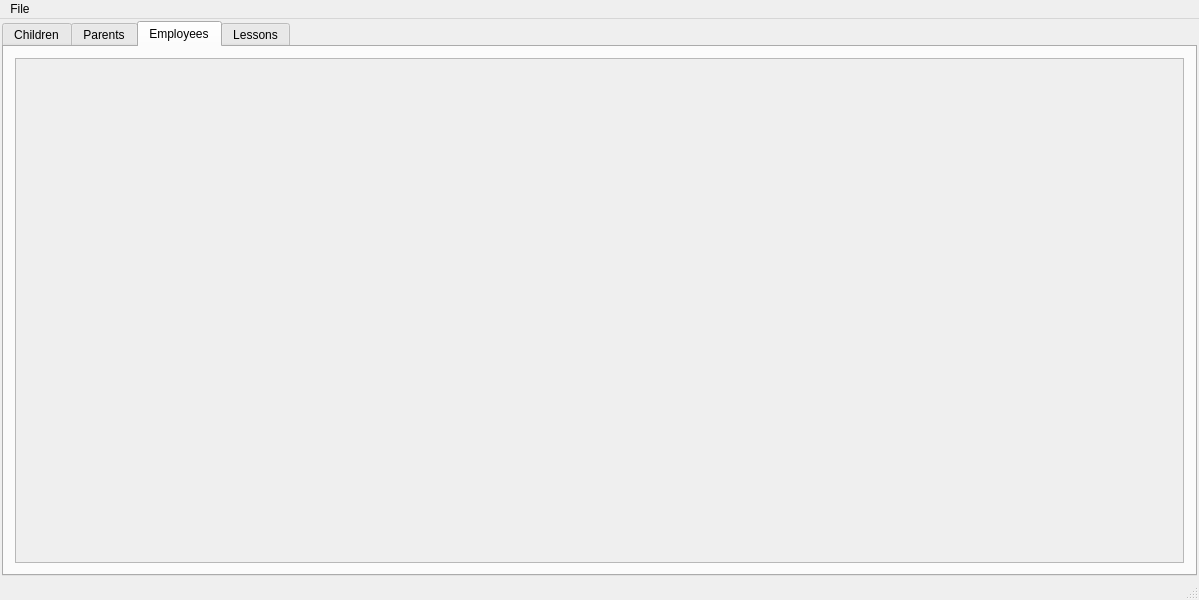
Tryndo225/TullipApp, file TullipApp/DataBaseGUI.ui: the form before one commit.
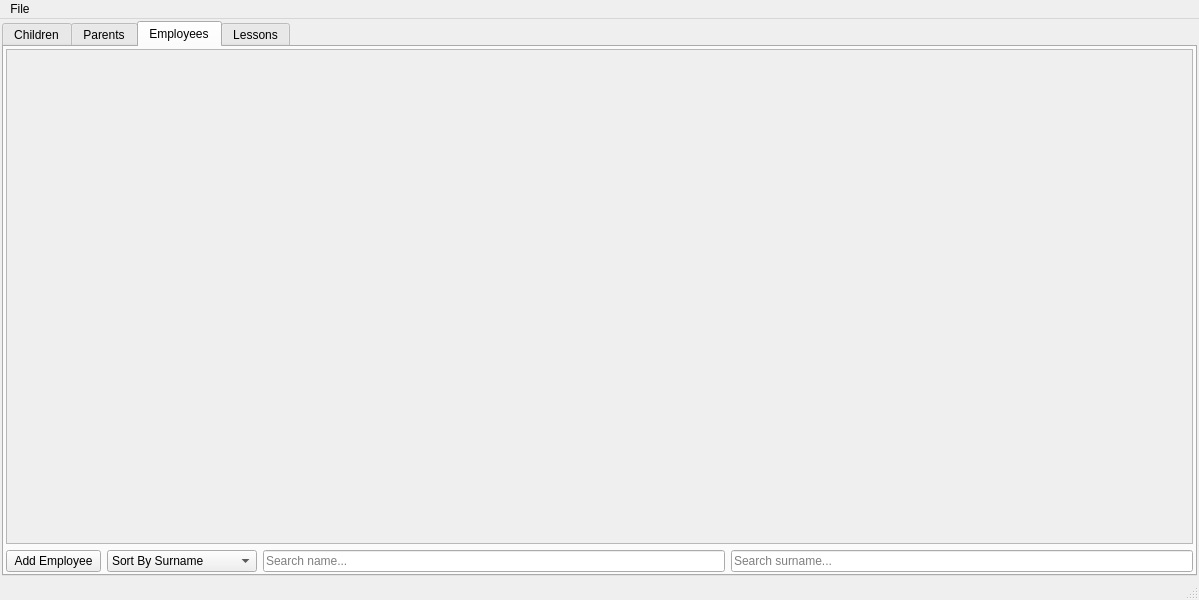
The form after the commit. The open tabs and pages were chosen to show the change.

Commit message: Add employee tab

Diff of the .ui file:
```diff
--- a/TullipApp/DataBaseGUI.ui
+++ b/TullipApp/DataBaseGUI.ui
@@ -29,6 +29,12 @@
     </property>
     <item>
      <widget class="QTabWidget" name="tabs">
+      <property name="minimumSize">
+       <size>
+        <width>0</width>
+        <height>0</height>
+       </size>
+      </property>
       <property name="autoFillBackground">
        <bool>true</bool>
       </property>
@@ -278,7 +284,75 @@
         <string>Employees</string>
        </attribute>
        <layout class="QGridLayout" name="gridLayout_5">
-        <item row="0" column="0">
+        <property name="leftMargin">
+         <number>2</number>
+        </property>
+        <property name="topMargin">
+         <number>2</number>
+        </property>
+        <property name="rightMargin">
+         <number>2</number>
+        </property>
+        <property name="bottomMargin">
+         <number>2</number>
+        </property>
+        <item row="1" column="0">
+         <widget class="QPushButton" name="employee_add_button">
+          <property name="minimumSize">
+           <size>
+            <width>95</width>
+            <height>0</height>
+           </size>
+          </property>
+          <property name="text">
+           <string>Add Employee</string>
+          </property>
+         </widget>
+        </item>
+        <item row="1" column="1">
+         <widget class="QComboBox" name="employee_sort_selector">
+          <property name="sizePolicy">
+           <sizepolicy hsizetype="Minimum" vsizetype="Fixed">
+            <horstretch>0</horstretch>
+            <verstretch>0</verstretch>
+           </sizepolicy>
+          </property>
+          <property name="minimumSize">
+           <size>
+            <width>150</width>
+            <height>0</height>
+           </size>
+          </property>
+          <property name="currentIndex">
+           <number>1</number>
+          </property>
+          <item>
+           <property name="text">
+            <string>Sort By Name</string>
+           </property>
+          </item>
+          <item>
+           <property name="text">
+            <string>Sort By Surname</string>
+           </property>
+          </item>
+         </widget>
+        </item>
+        <item row="1" column="2">
+         <widget class="QLineEdit" name="employee_search_name_bar">
+          <property name="placeholderText">
+           <string>Search name...</string>
+          </property>
+         </widget>
+        </item>
+        <item row="1" column="3">
+         <widget class="QLineEdit" name="employee_search_surname_bar">
+          <property name="placeholderText">
+           <string>Search surname...</string>
+          </property>
+         </widget>
+        </item>
+        <item row="0" column="0" colspan="4">
          <widget class="QScrollArea" name="employees_scroll">
           <property name="widgetResizable">
            <bool>true</bool>
@@ -288,12 +362,24 @@
             <rect>
              <x>0</x>
              <y>0</y>
-             <width>1171</width>
-             <height>503</height>
+             <width>1185</width>
+             <height>487</height>
             </rect>
            </property>
-           <layout class="QGridLayout" name="gridLayout_3">
-            <item row="0" column="0">
+           <layout class="QVBoxLayout" name="verticalLayout_3">
+            <property name="leftMargin">
+             <number>2</number>
+            </property>
+            <property name="topMargin">
+             <number>2</number>
+            </property>
+            <property name="rightMargin">
+             <number>2</number>
+            </property>
+            <property name="bottomMargin">
+             <number>2</number>
+            </property>
+            <item>
              <widget class="QWidget" name="stopper_employee" native="true"/>
             </item>
            </layout>
```
Left out of the diff: 36 changed lines with no effect on the pictures. The commit also changes 19 other files.
